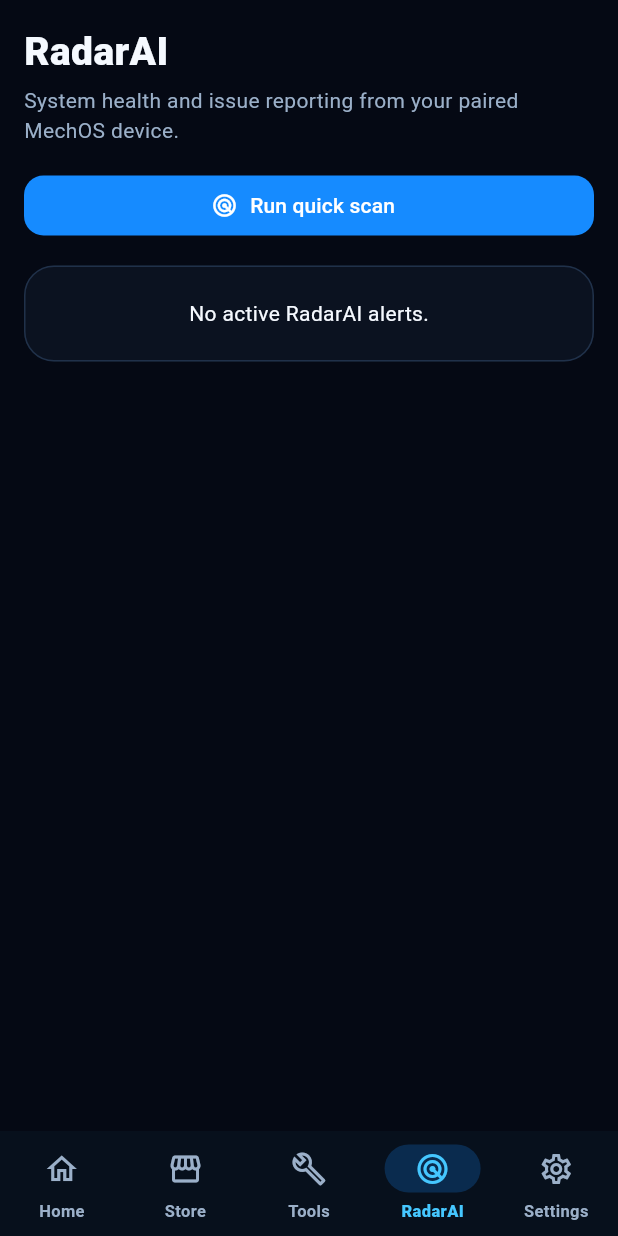
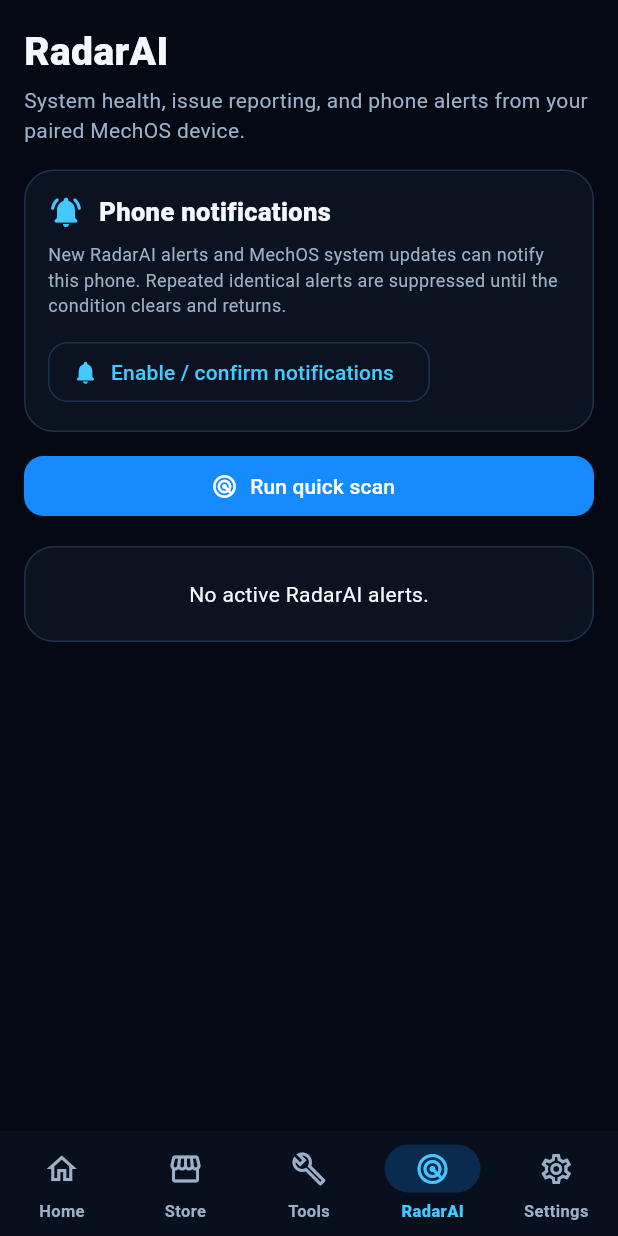
Before and after one commit to mechgod102-sketch/MechOS-Companion, a Flutter app: the HomeShell screen opened directly with empty values, item 4 of the bottom bar chosen, on a phone screen of 412 x 824 dp. Run offline on Flutter 3.47's test engine with Material 3 defaults, Android fonts, the phone set to English and light mode, and no system bars; our stand-ins replace flutter_local_notifications, flutter_secure_storage, multicast_dns, share_plus, shared_preferences; missing offline and left inert: gal, workmanager; accounts and stored records are empty; statements that could not run were skipped.

Commit message:
Add RadarAI phone notification controls

```diff
--- a/lib/screens/radar_screen.dart
+++ b/lib/screens/radar_screen.dart
@@ -1,33 +1,102 @@
 import 'package:flutter/material.dart';
 import '../app_state.dart';
+import '../services/notification_service.dart';
 import '../theme.dart';
 
 class RadarScreen extends StatelessWidget {
   const RadarScreen({super.key, required this.state});
   final AppState state;
 
+  Future<void> _scan(BuildContext context) async {
+    final messenger = ScaffoldMessenger.of(context);
+    try {
+      messenger.showSnackBar(SnackBar(content: Text(await state.runAction('radarai_scan'))));
+    } catch (e) {
+      messenger.showSnackBar(SnackBar(content: Text('$e')));
+    }
+  }
+
+  Future<void> _enableNotifications(BuildContext context) async {
+    await NotificationService.requestNotificationPermissions();
+    if (context.mounted) {
+      ScaffoldMessenger.of(context).showSnackBar(
+        const SnackBar(content: Text('RadarAI and MechOS update notifications enabled where permitted by the phone.')),
+      );
+    }
+  }
+
   @override
-  Widget build(BuildContext context) => ListView(padding: const EdgeInsets.all(16), children: [
+  Widget build(BuildContext context) => RefreshIndicator(
+        onRefresh: state.refresh,
+        child: ListView(
+          padding: const EdgeInsets.all(16),
+          children: [
             const Text('RadarAI', style: TextStyle(fontSize: 26, fontWeight: FontWeight.w900)),
             const SizedBox(height: 4),
-        const Text('System health and issue reporting from your paired MechOS device.', style: TextStyle(color: MechTheme.subtle)),
+            const Text('System health, issue reporting, and phone alerts from your paired MechOS device.', style: TextStyle(color: MechTheme.subtle)),
             const SizedBox(height: 16),
-        FilledButton.icon(onPressed: () async {
-          final messenger = ScaffoldMessenger.of(context);
-          try { messenger.showSnackBar(SnackBar(content: Text(await state.runAction('radarai_scan')))); }
-          catch (e) { messenger.showSnackBar(SnackBar(content: Text('$e'))); }
-        }, icon: const Icon(Icons.radar), label: const Text('Run quick scan')),
+            Card(
+              child: Padding(
+                padding: const EdgeInsets.all(16),
+                child: Column(
+                  crossAxisAlignment: CrossAxisAlignment.start,
+                  children: [
+                    const Row(
+                      children: [
+                        Icon(Icons.notifications_active_rounded, color: MechTheme.glow),
+                        SizedBox(width: 10),
+                        Expanded(child: Text('Phone notifications', style: TextStyle(fontWeight: FontWeight.w900, fontSize: 17))),
+                      ],
+                    ),
+                    const SizedBox(height: 8),
+                    const Text(
+                      'New RadarAI alerts and MechOS system updates can notify this phone. Repeated identical alerts are suppressed until the condition clears and returns.',
+                      style: TextStyle(color: MechTheme.subtle, fontSize: 12),
+                    ),
+                    const SizedBox(height: 12),
+                    OutlinedButton.icon(
+                      onPressed: () => _enableNotifications(context),
+                      icon: const Icon(Icons.notifications_rounded),
+                      label: const Text('Enable / confirm notifications'),
+                    ),
+                  ],
+                ),
+              ),
+            ),
+            const SizedBox(height: 12),
+            FilledButton.icon(
+              onPressed: () => _scan(context),
+              icon: const Icon(Icons.radar),
+              label: const Text('Run quick scan'),
+            ),
             const SizedBox(height: 16),
             if (state.alerts.isEmpty)
               const Card(child: Padding(padding: EdgeInsets.all(22), child: Center(child: Text('No active RadarAI alerts.'))))
             else
-          ...state.alerts.map((a) => Padding(
+              ...state.alerts.map(
+                (a) => Padding(
                   padding: const EdgeInsets.only(bottom: 10),
-                child: Card(child: ListTile(
-                  leading: Icon(a.severity == 'critical' ? Icons.error : a.severity == 'warning' ? Icons.warning_amber : Icons.info_outline, color: a.severity == 'critical' ? MechTheme.danger : a.severity == 'warning' ? MechTheme.warning : MechTheme.primary),
+                  child: Card(
+                    child: ListTile(
+                      leading: Icon(
+                        a.severity == 'critical'
+                            ? Icons.error
+                            : a.severity == 'warning'
+                                ? Icons.warning_amber
+                                : Icons.info_outline,
+                        color: a.severity == 'critical'
+                            ? MechTheme.danger
+                            : a.severity == 'warning'
+                                ? MechTheme.warning
+                                : MechTheme.primary,
+                      ),
                       title: Text(a.title, style: const TextStyle(fontWeight: FontWeight.w800)),
                       subtitle: Text(a.detail),
-                )),
-              )),
-      ]);
+                    ),
+                  ),
+                ),
+              ),
+          ],
+        ),
+      );
 }
```
Lines whose indentation alone changed are shown as unchanged.
